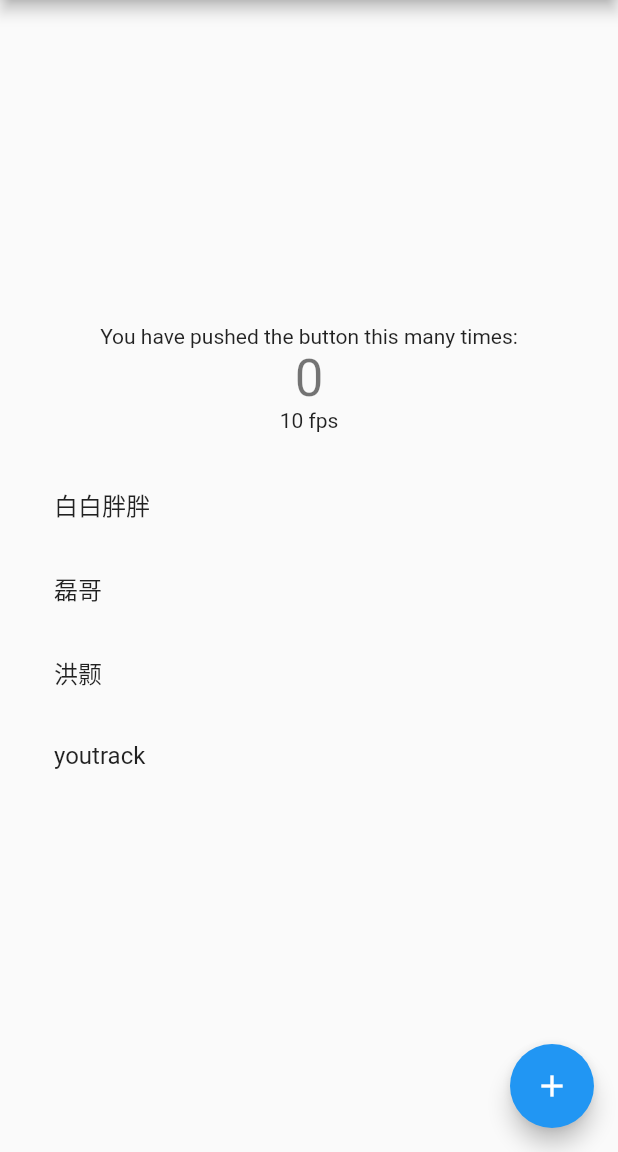
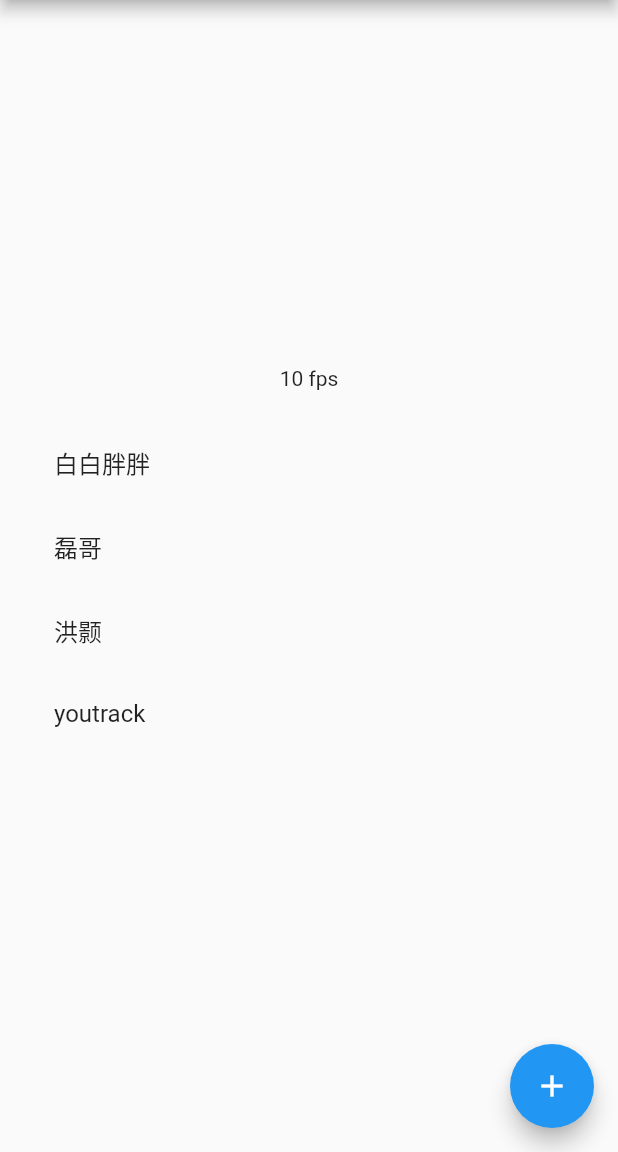
Before and after one commit to Nillouise/magan, a Flutter app: the screen it shows after launch, after a tap on "白白胖胖", on a phone screen of 412 x 824 dp, the part 84-1236 px from its top. Run offline on Flutter 3.47's test engine with Material 2 defaults, Android fonts, the phone set to English and light mode, and no system bars; our stand-ins replace shared_preferences; missing offline and left inert: fast_gbk, xpath_parse.

Commit message:
timize the frame widget, delete the useless home page widget

```diff
--- a/lib/main.dart
+++ b/lib/main.dart
@@ -97,13 +97,6 @@ class _MyHomePageState extends State<MyHomePage> {
           // horizontal).
           mainAxisAlignment: MainAxisAlignment.center,
           children: <Widget>[
-            const Text(
-              'You have pushed the button this many times:',
-            ),
-            Text(
-              '$_counter',
-              style: Theme.of(context).textTheme.headline4,
-            ),
             const Frame(),
             const PortalView()
           ],
--- a/lib/ui/frame.dart
+++ b/lib/ui/frame.dart
@@ -9,6 +9,8 @@ class Frame extends StatefulWidget {
 }
 
 class _FrameState extends State<Frame> {
+  int count = 0;
+
   @override
   void initState() {
     SchedulerBinding.instance.addPersistentFrameCallback(_frame);
@@ -17,19 +19,25 @@ class _FrameState extends State<Frame> {
 
   int _lastFrameTime = 0;
   String _frameRate = "0 fps";
+
   void _frame(Duration elapsed) {
     int elapsedMicroseconds = elapsed.inMicroseconds;
     double elapsedSeconds = (elapsedMicroseconds - _lastFrameTime) * 1e-6;
     if (elapsedSeconds != 0) {
       _lastFrameTime = elapsedMicroseconds;
-      setState(() {
-        _frameRate = '${(1.0 / elapsedSeconds).round()} fps';
-      });
+      count++;
+
+      if (count % 10 == 0) {
+        setState(() {
+          _frameRate = '${(1.0 / elapsedSeconds).round()} fps';
+        });
+      }
     }
+
+    SchedulerBinding.instance.scheduleFrame();
+
     // Redraw.
-    SchedulerBinding.instance.scheduleFrame();
   }
-
 
   @override
   Widget build(BuildContext context) {
```
